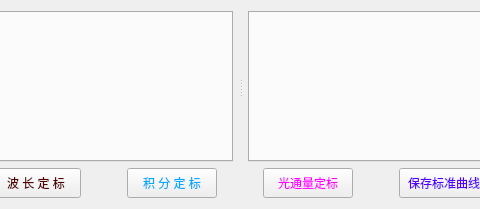
Old version of the form HeGui/HSpecCalibrateWidget.ui in the repository hexianqi/QtCode; both pictures show x 196 to 676 and y 0 to 209 of the 872 by 209 pixel window.
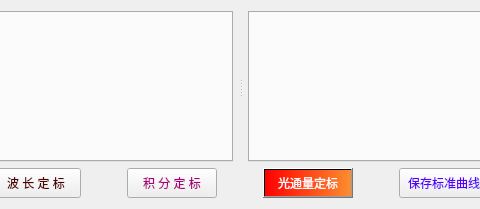
New version of the form.

Commit message: Spec：修改详细

```diff
--- a/HeGui/HSpecCalibrateWidget.ui
+++ b/HeGui/HSpecCalibrateWidget.ui
@@ -116,7 +116,7 @@
         </size>
        </property>
        <property name="styleSheet">
-        <string notr="true">color: rgb(0, 170, 255);</string>
+        <string notr="true">color: rgb(170, 0, 127);</string>
        </property>
        <property name="text">
         <string>积 分 定 标</string>
@@ -148,7 +148,10 @@
         </size>
        </property>
        <property name="styleSheet">
-        <string notr="true">color: rgb(255, 0, 255);</string>
+        <string notr="true">background-color: qlineargradient(spread:pad, x1:0, y1:0, x2:1, y2:0, stop:0 rgba(255, 0, 0, 255), stop:0.997963 rgba(255, 118, 0, 205), stop:1 rgba(255, 255, 255, 255));
+selection-color: rgb(85, 255, 0);
+border-color: rgb(0, 0, 0);
+color: rgb(255, 255, 255);</string>
        </property>
        <property name="text">
         <string>光通量定标</string>
```
The commit also changes 116 other files.
